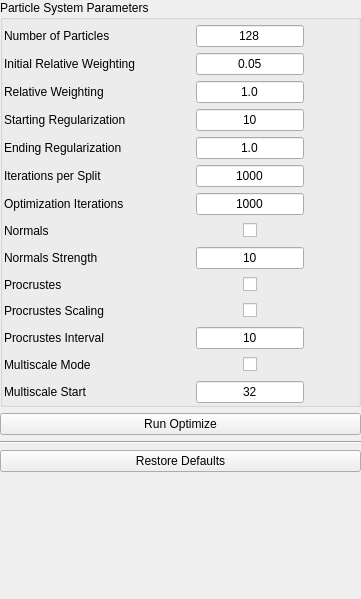
First picture: the form in Studio/src/Application/Optimize/OptimizeTool.ui, repository SCIInstitute/ShapeWorks, before the edit.
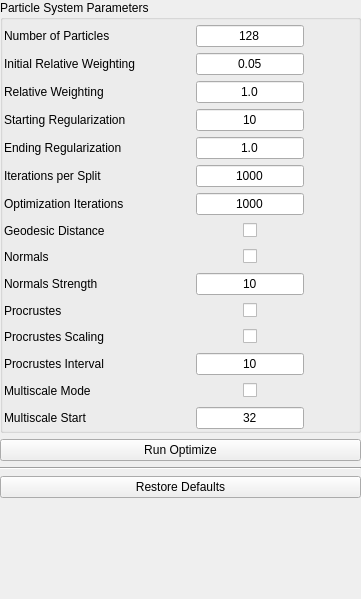
Second picture: the form after the edit.

Commit message: Adding geodesic distance option to OptimizeTool and OptimizeParameters.

Diff of the .ui file:
```diff
--- a/Studio/src/Application/Optimize/OptimizeTool.ui
+++ b/Studio/src/Application/Optimize/OptimizeTool.ui
@@ -59,90 +59,14 @@
       <property name="bottomMargin">
        <number>1</number>
       </property>
-      <item row="8" column="0">
-       <widget class="QLabel" name="label_21">
-        <property name="text">
-         <string>Normals Strength</string>
-        </property>
-       </widget>
-      </item>
-      <item row="1" column="0">
-       <widget class="QLabel" name="label_5">
-        <property name="text">
-         <string>Initial Relative Weighting</string>
-        </property>
-       </widget>
-      </item>
-      <item row="10" column="0">
-       <widget class="QLabel" name="label_12">
-        <property name="text">
-         <string>Procrustes Scaling</string>
-        </property>
-       </widget>
-      </item>
-      <item row="9" column="0">
-       <widget class="QLabel" name="label_22">
-        <property name="text">
-         <string>Procrustes</string>
-        </property>
-       </widget>
-      </item>
-      <item row="5" column="0">
-       <widget class="QLabel" name="label_8">
-        <property name="text">
-         <string>Iterations per Split</string>
-        </property>
-       </widget>
-      </item>
-      <item row="6" column="0">
-       <widget class="QLabel" name="label_19">
-        <property name="text">
-         <string>Optimization Iterations</string>
-        </property>
-       </widget>
-      </item>
-      <item row="0" column="0">
-       <widget class="QLabel" name="label_3">
-        <property name="text">
-         <string>Number of Particles</string>
-        </property>
-       </widget>
-      </item>
-      <item row="3" column="0">
-       <widget class="QLabel" name="label_10">
-        <property name="text">
-         <string>Starting Regularization</string>
-        </property>
-       </widget>
-      </item>
-      <item row="12" column="0">
+      <item row="13" column="0">
        <widget class="QLabel" name="label_13">
         <property name="text">
          <string>Multiscale Mode</string>
         </property>
        </widget>
       </item>
-      <item row="13" column="0">
-       <widget class="QLabel" name="label_14">
-        <property name="text">
-         <string>Multiscale Start</string>
-        </property>
-       </widget>
-      </item>
-      <item row="0" column="3">
-       <spacer name="horizontalSpacer_9">
-        <property name="orientation">
-         <enum>Qt::Horizontal</enum>
-        </property>
-        <property name="sizeHint" stdset="0">
-         <size>
-          <width>40</width>
-          <height>20</height>
-         </size>
-        </property>
-       </spacer>
-      </item>
-      <item row="9" column="2">
+      <item row="10" column="2">
        <widget class="QWidget" name="widget_2" native="true">
         <layout class="QGridLayout" name="gridLayout_3">
          <property name="leftMargin">
@@ -193,14 +117,156 @@
         </layout>
        </widget>
       </item>
-      <item row="7" column="0">
+      <item row="8" column="0">
        <widget class="QLabel" name="label_20">
         <property name="text">
          <string>Normals</string>
         </property>
        </widget>
       </item>
-      <item row="10" column="2">
+      <item row="10" column="0">
+       <widget class="QLabel" name="label_22">
+        <property name="text">
+         <string>Procrustes</string>
+        </property>
+       </widget>
+      </item>
+      <item row="9" column="0">
+       <widget class="QLabel" name="label_21">
+        <property name="text">
+         <string>Normals Strength</string>
+        </property>
+       </widget>
+      </item>
+      <item row="8" column="2">
+       <widget class="QWidget" name="widget" native="true">
+        <layout class="QGridLayout" name="gridLayout_2">
+         <property name="leftMargin">
+          <number>0</number>
+         </property>
+         <property name="topMargin">
+          <number>0</number>
+         </property>
+         <property name="rightMargin">
+          <number>0</number>
+         </property>
+         <property name="bottomMargin">
+          <number>0</number>
+         </property>
+         <item row="0" column="1">
+          <widget class="QCheckBox" name="use_normals">
+           <property name="text">
+            <string/>
+           </property>
+          </widget>
+         </item>
+         <item row="0" column="0">
+          <spacer name="horizontalSpacer">
+           <property name="orientation">
+            <enum>Qt::Horizontal</enum>
+           </property>
+           <property name="sizeHint" stdset="0">
+            <size>
+             <width>40</width>
+             <height>20</height>
+            </size>
+           </property>
+          </spacer>
+         </item>
+         <item row="0" column="2">
+          <spacer name="horizontalSpacer_2">
+           <property name="orientation">
+            <enum>Qt::Horizontal</enum>
+           </property>
+           <property name="sizeHint" stdset="0">
+            <size>
+             <width>40</width>
+             <height>20</height>
+            </size>
+           </property>
+          </spacer>
+         </item>
+        </layout>
+       </widget>
+      </item>
+      <item row="0" column="3">
+       <spacer name="horizontalSpacer_9">
+        <property name="orientation">
+         <enum>Qt::Horizontal</enum>
+        </property>
+        <property name="sizeHint" stdset="0">
+         <size>
+          <width>40</width>
+          <height>20</height>
+         </size>
+        </property>
+       </spacer>
+      </item>
+      <item row="6" column="0">
+       <widget class="QLabel" name="label_19">
+        <property name="text">
+         <string>Optimization Iterations</string>
+        </property>
+       </widget>
+      </item>
+      <item row="12" column="0">
+       <widget class="QLabel" name="label_11">
+        <property name="text">
+         <string>Procrustes Interval</string>
+        </property>
+       </widget>
+      </item>
+      <item row="9" column="2">
+       <widget class="QLineEdit" name="normals_strength">
+        <property name="text">
+         <string>10</string>
+        </property>
+        <property name="alignment">
+         <set>Qt::AlignCenter</set>
+        </property>
+       </widget>
+      </item>
+      <item row="3" column="2">
+       <widget class="QLineEdit" name="starting_regularization">
+        <property name="text">
+         <string>10</string>
+        </property>
+        <property name="alignment">
+         <set>Qt::AlignCenter</set>
+        </property>
+       </widget>
+      </item>
+      <item row="4" column="2">
+       <widget class="QLineEdit" name="ending_regularization">
+        <property name="text">
+         <string>1.0</string>
+        </property>
+        <property name="alignment">
+         <set>Qt::AlignCenter</set>
+        </property>
+       </widget>
+      </item>
+      <item row="14" column="2">
+       <widget class="QLineEdit" name="multiscale_particles">
+        <property name="text">
+         <string>32</string>
+        </property>
+        <property name="alignment">
+         <set>Qt::AlignCenter</set>
+        </property>
+       </widget>
+      </item>
+      <item row="12" column="2">
+       <widget class="QLineEdit" name="procrustes_interval">
+        <property name="text">
+         <string>10</string>
+        </property>
+        <property name="alignment">
+         <set>Qt::AlignCenter</set>
+        </property>
+       </widget>
+      </item>
+      <item row="11" column="2">
        <widget class="QWidget" name="widget_3" native="true">
         <layout class="QGridLayout" name="gridLayout_4">
          <property name="leftMargin">
@@ -251,68 +317,10 @@
         </layout>
        </widget>
       </item>
-      <item row="12" column="2">
-       <widget class="QWidget" name="widget_4" native="true">
-        <layout class="QGridLayout" name="gridLayout_5">
-         <property name="leftMargin">
-          <number>0</number>
-         </property>
-         <property name="topMargin">
-          <number>0</number>
-         </property>
-         <property name="rightMargin">
-          <number>0</number>
-         </property>
-         <property name="bottomMargin">
-          <number>0</number>
-         </property>
-         <item row="0" column="1">
-          <widget class="QCheckBox" name="multiscale">
-           <property name="text">
-            <string/>
-           </property>
-          </widget>
-         </item>
-         <item row="0" column="0">
-          <spacer name="horizontalSpacer_7">
-           <property name="orientation">
-            <enum>Qt::Horizontal</enum>
-           </property>
-           <property name="sizeHint" stdset="0">
-            <size>
-             <width>40</width>
-             <height>20</height>
-            </size>
-           </property>
-          </spacer>
-         </item>
-         <item row="0" column="2">
-          <spacer name="horizontalSpacer_8">
-           <property name="orientation">
-            <enum>Qt::Horizontal</enum>
-           </property>
-           <property name="sizeHint" stdset="0">
-            <size>
-             <width>40</width>
-             <height>20</height>
-            </size>
-           </property>
-          </spacer>
-         </item>
-        </layout>
-       </widget>
-      </item>
-      <item row="11" column="0">
-       <widget class="QLabel" name="label_11">
+      <item row="0" column="0">
+       <widget class="QLabel" name="label_3">
         <property name="text">
-         <string>Procrustes Interval</string>
-        </property>
-       </widget>
-      </item>
-      <item row="4" column="0">
-       <widget class="QLabel" name="label_9">
-        <property name="text">
-         <string>Ending Regularization</string>
+         <string>Number of Particles</string>
         </property>
        </widget>
       </item>
@@ -323,69 +331,29 @@
         </property>
        </widget>
       </item>
-      <item row="7" column="2">
-       <widget class="QWidget" name="widget" native="true">
-        <layout class="QGridLayout" name="gridLayout_2">
-         <property name="leftMargin">
-          <number>0</number>
-         </property>
-         <property name="topMargin">
-          <number>0</number>
-         </property>
-         <property name="rightMargin">
-          <number>0</number>
-         </property>
-         <property name="bottomMargin">
-          <number>0</number>
-         </property>
-         <item row="0" column="1">
-          <widget class="QCheckBox" name="use_normals">
-           <property name="text">
-            <string/>
-           </property>
-          </widget>
-         </item>
-         <item row="0" column="0">
-          <spacer name="horizontalSpacer">
-           <property name="orientation">
-            <enum>Qt::Horizontal</enum>
-           </property>
-           <property name="sizeHint" stdset="0">
-            <size>
-             <width>40</width>
-             <height>20</height>
-            </size>
-           </property>
-          </spacer>
-         </item>
-         <item row="0" column="2">
-          <spacer name="horizontalSpacer_2">
-           <property name="orientation">
-            <enum>Qt::Horizontal</enum>
-           </property>
-           <property name="sizeHint" stdset="0">
-            <size>
-             <width>40</width>
-             <height>20</height>
-            </size>
-           </property>
-          </spacer>
-         </item>
-        </layout>
+      <item row="5" column="2">
+       <widget class="QLineEdit" name="iterations_per_split">
+        <property name="text">
+         <string>1000</string>
+        </property>
+        <property name="alignment">
+         <set>Qt::AlignCenter</set>
+        </property>
        </widget>
       </item>
-      <item row="0" column="1">
-       <spacer name="horizontalSpacer_10">
-        <property name="orientation">
-         <enum>Qt::Horizontal</enum>
+      <item row="1" column="0">
+       <widget class="QLabel" name="label_5">
+        <property name="text">
+         <string>Initial Relative Weighting</string>
         </property>
-        <property name="sizeHint" stdset="0">
-         <size>
-          <width>40</width>
-          <height>20</height>
-         </size>
+       </widget>
+      </item>
+      <item row="3" column="0">
+       <widget class="QLabel" name="label_10">
+        <property name="text">
+         <string>Starting Regularization</string>
         </property>
-       </spacer>
+       </widget>
       </item>
       <item row="0" column="2">
        <widget class="QLineEdit" name="number_of_particles">
@@ -407,46 +375,6 @@
         </property>
        </widget>
       </item>
-      <item row="2" column="2">
-       <widget class="QLineEdit" name="relative_weighting">
-        <property name="text">
-         <string>1.0</string>
-        </property>
-        <property name="alignment">
-         <set>Qt::AlignCenter</set>
-        </property>
-       </widget>
-      </item>
-      <item row="3" column="2">
-       <widget class="QLineEdit" name="starting_regularization">
-        <property name="text">
-         <string>10</string>
-        </property>
-        <property name="alignment">
-         <set>Qt::AlignCenter</set>
-        </property>
-       </widget>
-      </item>
-      <item row="4" column="2">
-       <widget class="QLineEdit" name="ending_regularization">
-        <property name="text">
-         <string>1.0</string>
-        </property>
-        <property name="alignment">
-         <set>Qt::AlignCenter</set>
-        </property>
-       </widget>
-      </item>
-      <item row="5" column="2">
-       <widget class="QLineEdit" name="iterations_per_split">
-        <property name="text">
-         <string>1000</string>
-        </property>
-        <property name="alignment">
-         <set>Qt::AlignCenter</set>
-        </property>
-       </widget>
-      </item>
       <item row="6" column="2">
        <widget class="QLineEdit" name="optimization_iterations">
         <property name="text">
@@ -457,34 +385,164 @@
         </property>
        </widget>
       </item>
-      <item row="8" column="2">
-       <widget class="QLineEdit" name="normals_strength">
+      <item row="4" column="0">
+       <widget class="QLabel" name="label_9">
         <property name="text">
-         <string>10</string>
+         <string>Ending Regularization</string>
+        </property>
+       </widget>
+      </item>
+      <item row="2" column="2">
+       <widget class="QLineEdit" name="relative_weighting">
+        <property name="text">
+         <string>1.0</string>
         </property>
         <property name="alignment">
          <set>Qt::AlignCenter</set>
         </property>
        </widget>
       </item>
+      <item row="14" column="0">
+       <widget class="QLabel" name="label_14">
+        <property name="text">
+         <string>Multiscale Start</string>
+        </property>
+       </widget>
+      </item>
       <item row="13" column="2">
-       <widget class="QLineEdit" name="multiscale_particles">
+       <widget class="QWidget" name="widget_4" native="true">
+        <layout class="QGridLayout" name="gridLayout_5">
+         <property name="leftMargin">
+          <number>0</number>
+         </property>
+         <property name="topMargin">
+          <number>0</number>
+         </property>
+         <property name="rightMargin">
+          <number>0</number>
+         </property>
+         <property name="bottomMargin">
+          <number>0</number>
+         </property>
+         <item row="0" column="1">
+          <widget class="QCheckBox" name="multiscale">
+           <property name="text">
+            <string/>
+           </property>
+          </widget>
+         </item>
+         <item row="0" column="0">
+          <spacer name="horizontalSpacer_7">
+           <property name="orientation">
+            <enum>Qt::Horizontal</enum>
+           </property>
+           <property name="sizeHint" stdset="0">
+            <size>
+             <width>40</width>
+             <height>20</height>
+            </size>
+           </property>
+          </spacer>
+         </item>
+         <item row="0" column="2">
+          <spacer name="horizontalSpacer_8">
+           <property name="orientation">
+            <enum>Qt::Horizontal</enum>
+           </property>
+           <property name="sizeHint" stdset="0">
+            <size>
+             <width>40</width>
+             <height>20</height>
+            </size>
+           </property>
+          </spacer>
+         </item>
+        </layout>
+       </widget>
+      </item>
+      <item row="5" column="0">
+       <widget class="QLabel" name="label_8">
         <property name="text">
-         <string>32</string>
+         <string>Iterations per Split</string>
         </property>
-        <property name="alignment">
-         <set>Qt::AlignCenter</set>
+       </widget>
+      </item>
+      <item row="0" column="1">
+       <spacer name="horizontalSpacer_10">
+        <property name="orientation">
+         <enum>Qt::Horizontal</enum>
         </property>
+        <property name="sizeHint" stdset="0">
+         <size>
+          <width>40</width>
+          <height>20</height>
+         </size>
+        </property>
+       </spacer>
+      </item>
+      <item row="11" column="0">
+       <widget class="QLabel" name="label_12">
+        <property name="text">
+         <string>Procrustes Scaling</string>
+        </property>
        </widget>
       </item>
-      <item row="11" column="2">
-       <widget class="QLineEdit" name="procrustes_interval">
+      <item row="7" column="0">
+       <widget class="QLabel" name="label_23">
         <property name="text">
-         <string>10</string>
+         <string>Geodesic Distance</string>
         </property>
-        <property name="alignment">
-         <set>Qt::AlignCenter</set>
-        </property>
+       </widget>
+      </item>
+      <item row="7" column="2">
+       <widget class="QWidget" name="widget_5" native="true">
+        <layout class="QGridLayout" name="gridLayout_6">
+         <property name="leftMargin">
+          <number>0</number>
+         </property>
+         <property name="topMargin">
+          <number>0</number>
+         </property>
+         <property name="rightMargin">
+          <number>0</number>
+         </property>
+         <property name="bottomMargin">
+          <number>0</number>
+         </property>
+         <item row="0" column="1">
+          <widget class="QCheckBox" name="use_geodesic_distance">
+           <property name="text">
+            <string/>
+           </property>
+          </widget>
+         </item>
+         <item row="0" column="0">
+          <spacer name="horizontalSpacer_11">
+           <property name="orientation">
+            <enum>Qt::Horizontal</enum>
+           </property>
+           <property name="sizeHint" stdset="0">
+            <size>
+             <width>40</width>
+             <height>20</height>
+            </size>
+           </property>
+          </spacer>
+         </item>
+         <item row="0" column="2">
+          <spacer name="horizontalSpacer_12">
+           <property name="orientation">
+            <enum>Qt::Horizontal</enum>
+           </property>
+           <property name="sizeHint" stdset="0">
+            <size>
+             <width>40</width>
+             <height>20</height>
+            </size>
+           </property>
+          </spacer>
+         </item>
+        </layout>
        </widget>
       </item>
      </layout>
```
The commit also changes 3 other files.
